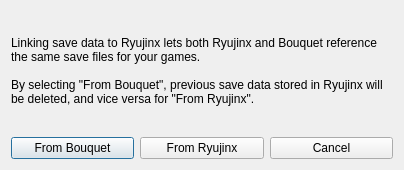
First picture: the form in src/yuzu/ryujinx_dialog.ui, repository justr4mzi/bouquet, before the edit.
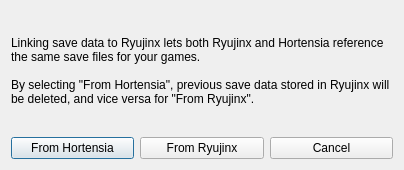
Second picture: the form after the edit.

Commit message:
Rename Bouquet to Hortensia: name, data folder, log file, icons from the hydrangea logo, deep violet theme
Imports at the first start now also offer Bouquet and Eglantine's new folder.

Diff of the .ui file:
```diff
--- a/src/yuzu/ryujinx_dialog.ui
+++ b/src/yuzu/ryujinx_dialog.ui
@@ -23,9 +23,9 @@
       </sizepolicy>
      </property>
      <property name="text">
-      <string>Linking save data to Ryujinx lets both Ryujinx and Bouquet reference the same save files for your games.
+      <string>Linking save data to Ryujinx lets both Ryujinx and Hortensia reference the same save files for your games.
 
-By selecting &quot;From Bouquet&quot;, previous save data stored in Ryujinx will be deleted, and vice versa for &quot;From Ryujinx&quot;.</string>
+By selecting &quot;From Hortensia&quot;, previous save data stored in Ryujinx will be deleted, and vice versa for &quot;From Ryujinx&quot;.</string>
      </property>
      <property name="wordWrap">
       <bool>true</bool>
@@ -37,7 +37,7 @@
      <item>
       <widget class="QPushButton" name="eden">
        <property name="text">
-      <string>From Bouquet</string>
+      <string>From Hortensia</string>
        </property>
       </widget>
      </item>
```
The commit also changes 62 other files.
